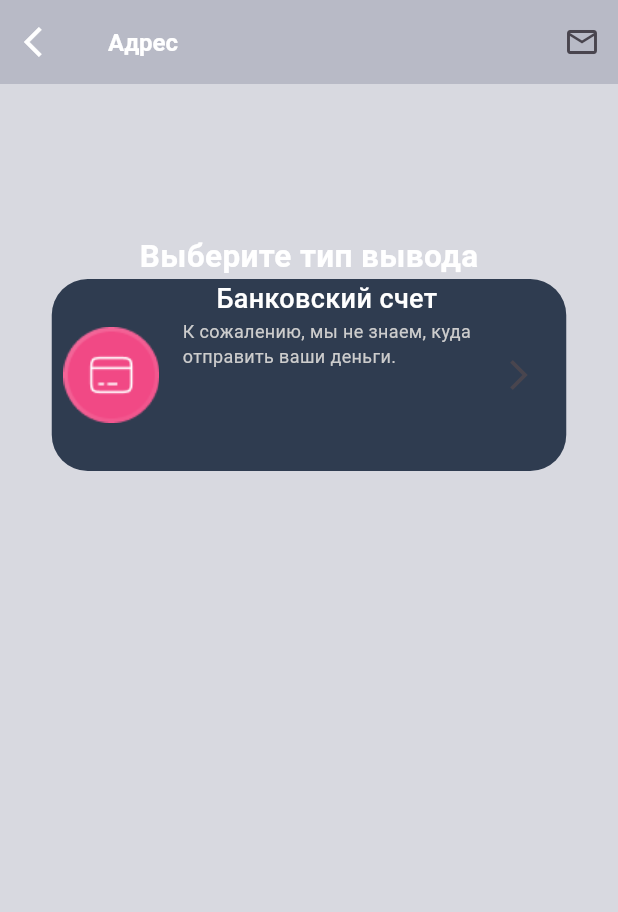
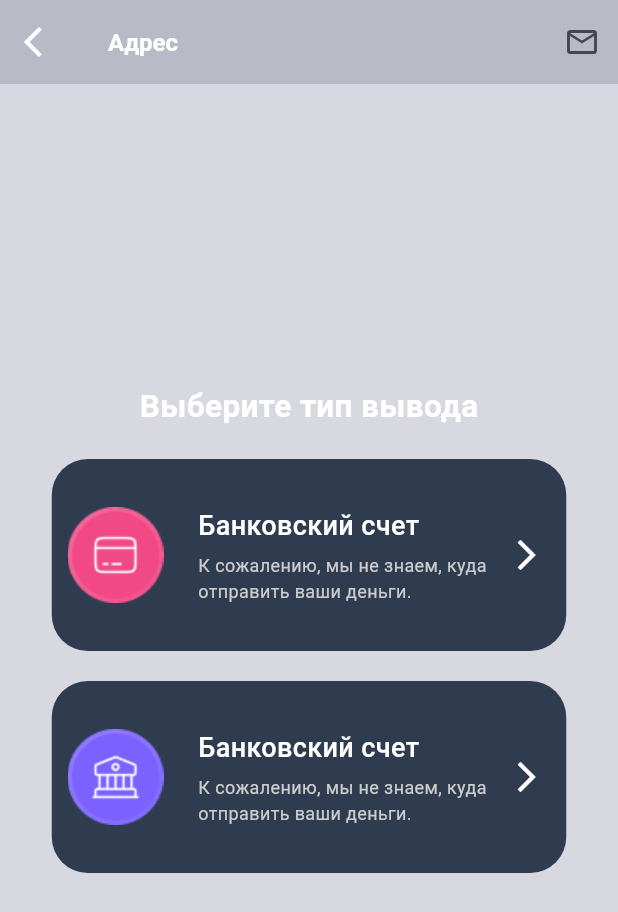
Before and after one commit to epashiq/spine-code-test, a Flutter app: the screen it shows after launch, on a phone screen of 412 x 824 dp. Shown: the top 912 px of the screen. Run offline on Flutter 3.47's test engine with Material 3 defaults, Android fonts, the light colour scheme and no system bars.

Commit message:
update ui

```diff
--- a/lib/view/pages/kapta_page.dart
+++ b/lib/view/pages/kapta_page.dart
@@ -19,7 +19,8 @@ class _KaptaPageState extends State<KaptaPage> {
           icon: const Icon(
             Icons.arrow_back_ios,
             color: Colors.white,
-            )),
+          ),
+        ),
         title: const Text(
           'Адрес',
           style: TextStyle(
@@ -31,54 +32,115 @@ class _KaptaPageState extends State<KaptaPage> {
       ),
       body: Column(
         children: [
-          SizedBox(
-            height: 100,
-          ),
-          Center(
+          const SizedBox(height: 200),
+          const Center(
             child: Text(
               'Выберите тип вывода',
               style: TextStyle(
                 fontSize: 21,
                 fontWeight: FontWeight.w700,
-                  color: Colors.white),
+                color: Colors.white,
               ),
+            ),
+          ),
+          const SizedBox(height: 20),
+          Container(
+            height: 128,
+            width: 343,
+            decoration: BoxDecoration(
+              borderRadius: BorderRadius.circular(24),
+              color: const Color(0XFF2F3C50),
+            ),
+            child: Row(
+              mainAxisAlignment: MainAxisAlignment.spaceEvenly,
+              crossAxisAlignment: CrossAxisAlignment.center,
+              children: [
+                Image.asset(
+                  'assets/images/Group 237703 (1).png',
+                  height: 80, // Adjust the image size as needed
+                ),
+                const SizedBox(width: 10),
+                Column(
+                  mainAxisAlignment: MainAxisAlignment.center,
+                  crossAxisAlignment: CrossAxisAlignment.start,
+                  children: const [
+                    Text(
+                      'Банковский счет',
+                      style: TextStyle(
+                        fontSize: 18,
+                        fontWeight: FontWeight.w500,
+                        color: Colors.white,
+                      ),
+                    ),
+                    SizedBox(height: 5),
+                    Text(
+                      'К сожалению, мы не знаем, куда\nотправить ваши деньги.',
+                      style: TextStyle(
+                        fontSize: 12,
+                        fontWeight: FontWeight.w400,
+                        color: Color(0XFFCDCDCD),
+                      ),
+                    ),
+                  ],
+                ),
+                IconButton(
+                  onPressed: () {},
+                  icon:
+                      const Icon(Icons.arrow_forward_ios, color: Colors.white),
+                ),
+              ],
+            ),
+          ),
+          SizedBox(
+            height: 20,
           ),
           Container(
             height: 128,
             width: 343,
             decoration: BoxDecoration(
               borderRadius: BorderRadius.circular(24),
-                color: Color(0XFF2F3C50)),
+              color: const Color(0XFF2F3C50),
+            ),
             child: Row(
               mainAxisAlignment: MainAxisAlignment.spaceEvenly,
+              crossAxisAlignment: CrossAxisAlignment.center,
               children: [
-                Image.asset('assets/images/Group 237703 (1).png'),
-                SizedBox(
-                  height: 10,
+                Image.asset(
+                  'assets/images/Group 237703.png',
+                  height: 80,
                 ),
+                const SizedBox(width: 10),
                 Column(
-                  children: [
+                  mainAxisAlignment: MainAxisAlignment.center,
+                  crossAxisAlignment: CrossAxisAlignment.start,
+                  children: const [
                     Text(
                       'Банковский счет',
                       style: TextStyle(
                         fontSize: 18,
                         fontWeight: FontWeight.w500,
-                          color: Colors.white),
+                        color: Colors.white,
                       ),
+                    ),
+                    SizedBox(height: 5),
                     Text(
                       'К сожалению, мы не знаем, куда\nотправить ваши деньги.',
                       style: TextStyle(
                         fontSize: 12,
                         fontWeight: FontWeight.w400,
-                          color: Color(0XFFCDCDCD)),
+                        color: Color(0XFFCDCDCD),
+                      ),
                     ),
                   ],
                 ),
                 IconButton(
-                    onPressed: () {}, icon: Icon(Icons.arrow_forward_ios))
+                  onPressed: () {},
+                  icon:
+                      const Icon(Icons.arrow_forward_ios, color: Colors.white),
+                ),
               ],
             ),
-          )
+          ),
         ],
       ),
     );
```
Lines whose indentation alone changed are shown as unchanged.
